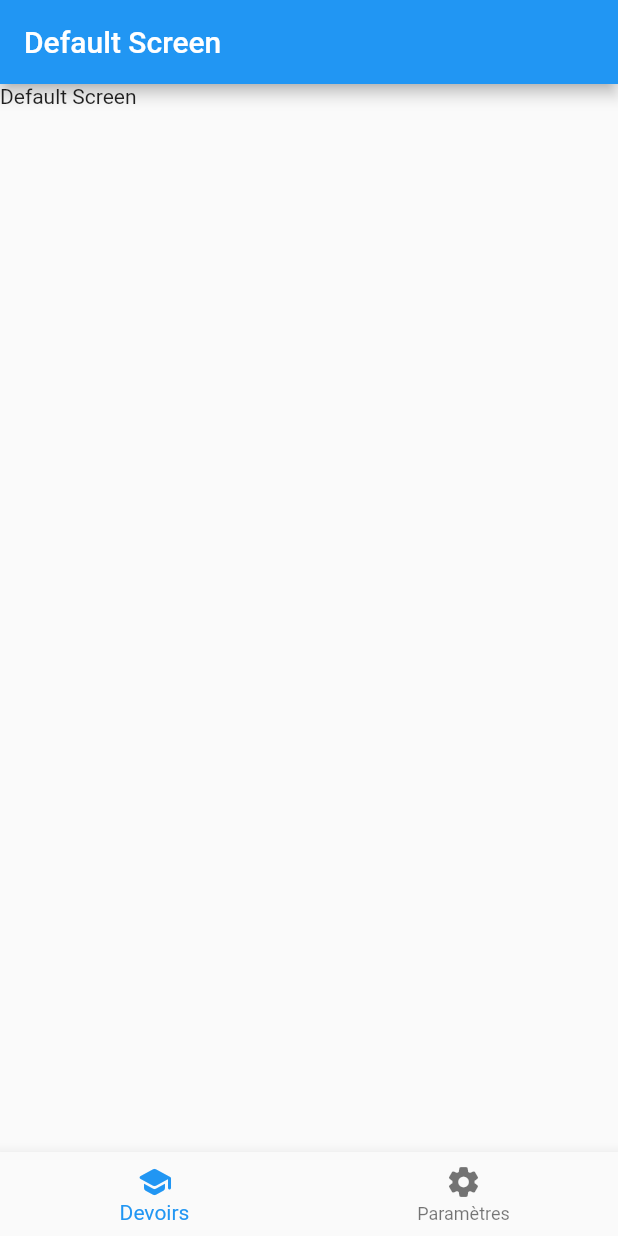
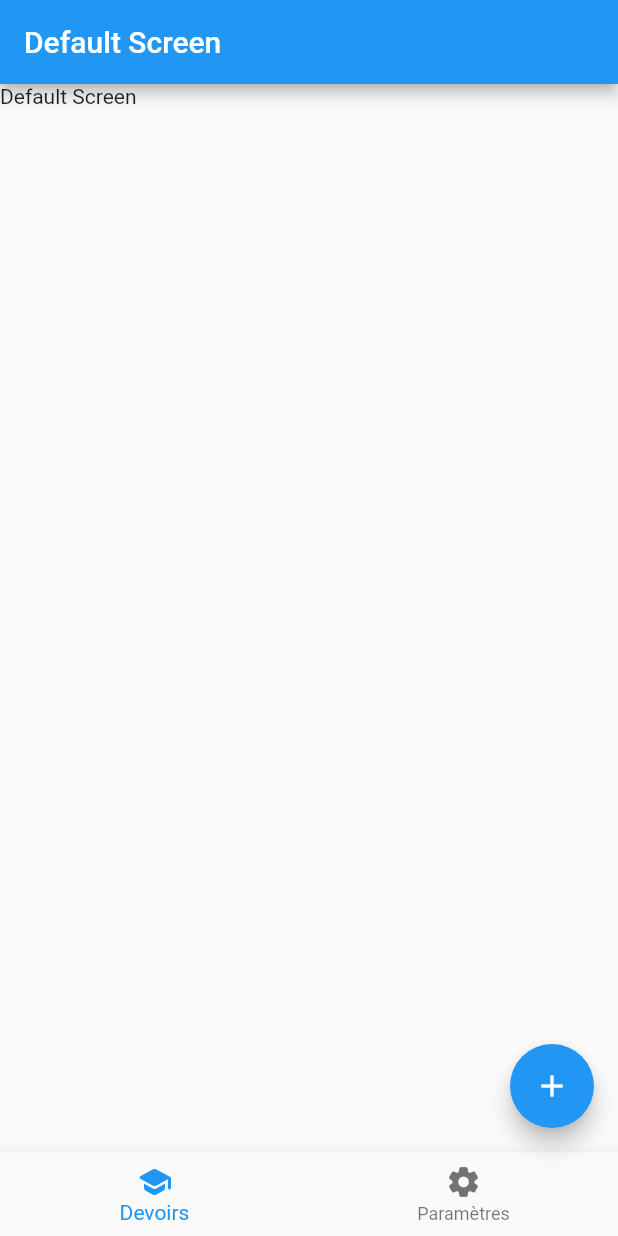
Before and after one commit to alessandrolapizza/tm_college_app, a Flutter app: the screen it shows after launch, on a phone screen of 412 x 824 dp. Run offline on Flutter 3.47's test engine with Material 2 defaults, Android fonts, the phone set to English and light mode, and no system bars.

Commit message:
ajouté un bouton "+"

```diff
--- a/lib/main.dart
+++ b/lib/main.dart
@@ -38,6 +38,10 @@ class _MyAppState extends State<MyApp> {
           title: Text(_textToShow),
         ),
         body: Text(_textToShow),
+        floatingActionButton: FloatingActionButton(
+          onPressed: () => {},
+          child: Icon(Icons.add),
+        ),
         bottomNavigationBar: BottomBar(
           changeIndex: _changeIndex,
           indexSelected: _indexSelected,
```
